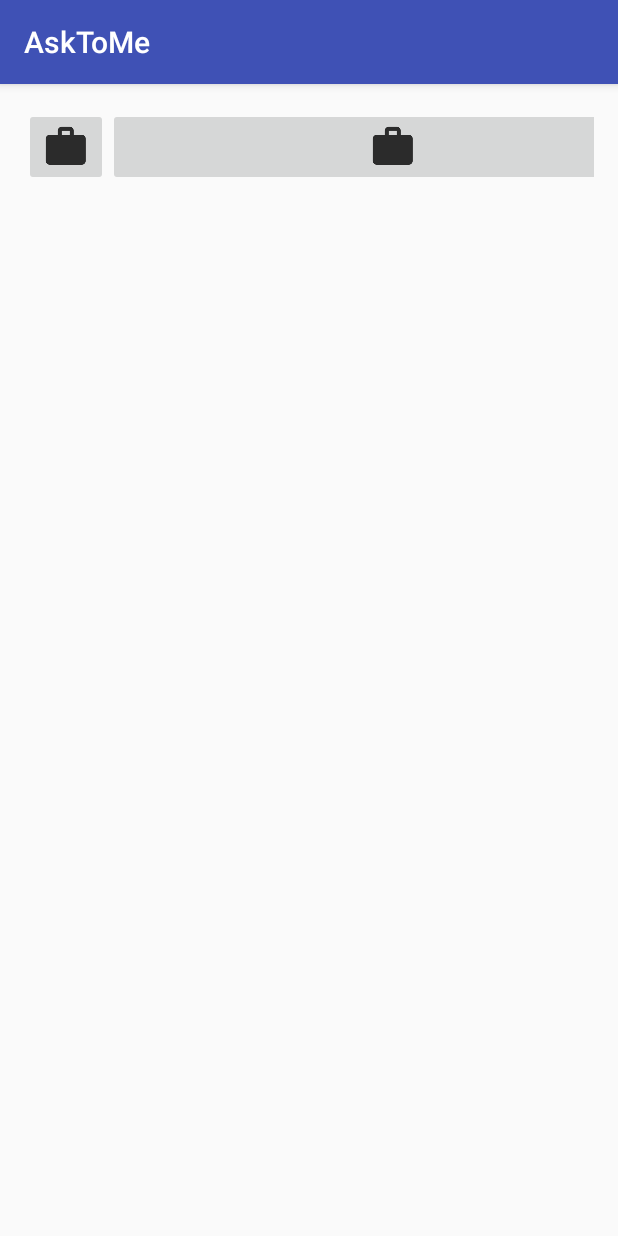
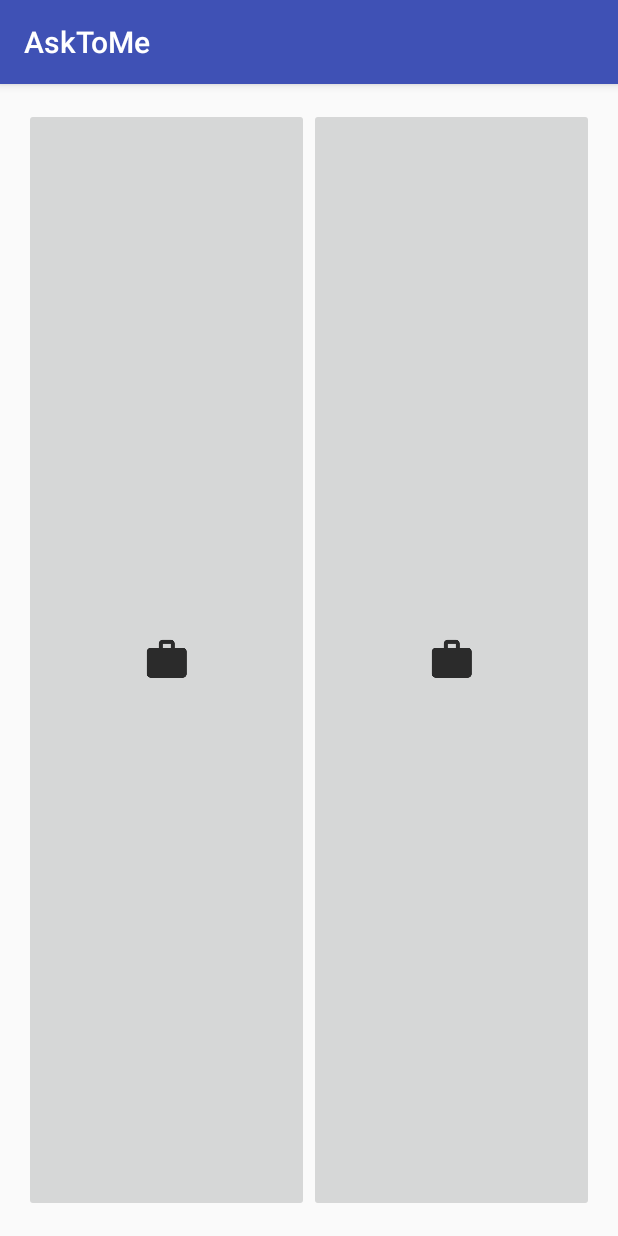
Before and after one commit to freeman507/AskToMe, an Android app: the MenuPalestrado screen opened directly, with no data from a screen before it, on a phone screen of 412 x 824 dp. Run offline under Robolectric (Android 15) with nearby library versions, the phone set to English and light mode, and no system bars.

```diff
--- a/app/src/main/res/layout/activity_menu_palestrado.xml
+++ b/app/src/main/res/layout/activity_menu_palestrado.xml
@@ -11,16 +11,15 @@
     tools:context="com.example.freeman.asktome.activity.MenuPalestrado">
 
     <ImageButton
-        android:layout_height="32dp"
         android:src="@drawable/ic_pasta"
         android:layout_weight="1"
         android:layout_width="0dp"
-        />
+        android:layout_height="match_parent" />
 
     <ImageButton
         android:layout_weight="1"
-        android:layout_width="match_parent"
-        android:layout_height="wrap_content"
+        android:layout_width="0dp"
+        android:layout_height="match_parent"
         android:src="@drawable/ic_pasta"/>
 
 </LinearLayout>
```
Also changed, not shown: app/src/main/java/com/example/freeman/asktome/activity/LoginActivity.java (+8 -0 lines).
